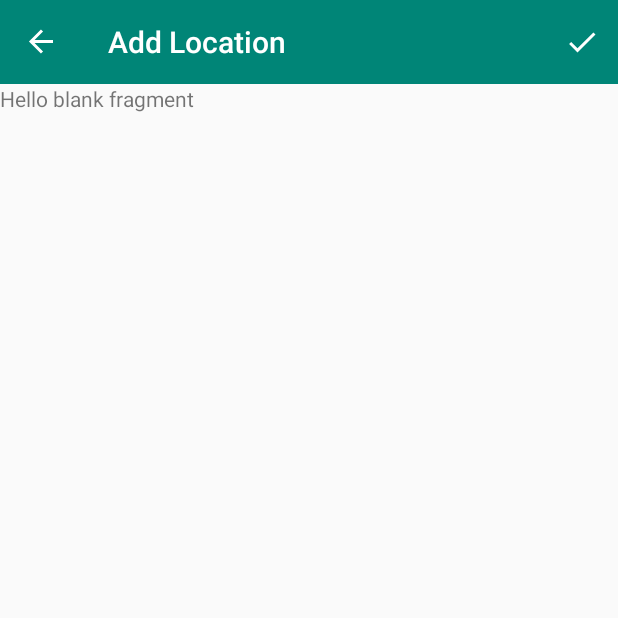
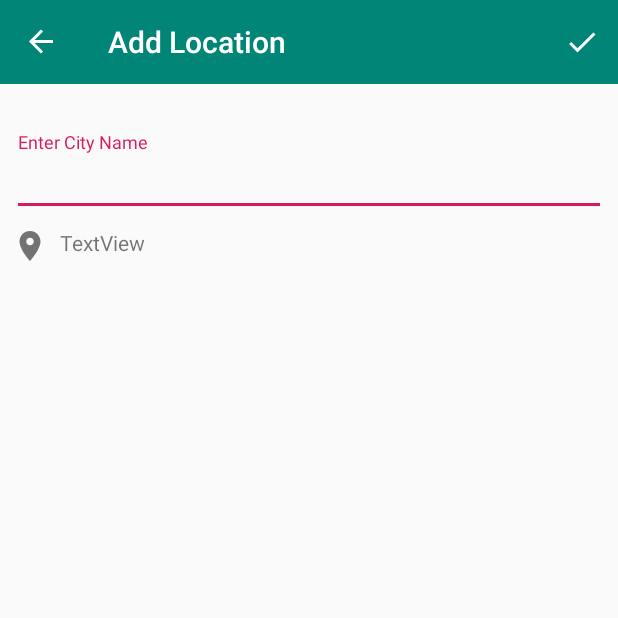
Before and after one commit to 1509489/GeocodingWeatherApp, an Android app: the screen it shows after launch (MainActivity), after a tap on an icon or button, on a phone screen of 412 x 824 dp, the top half of it. Run offline under Robolectric (Android 15) with nearby library versions, the phone set to English and light mode, and no system bars; our stand-ins replace Dagger/Hilt's generated code, Room's generated code, navigation-ui; 4 statements that could not run were skipped.

Commit message:
Added implementation for the add fragment to accept input and add data to the database

```diff
--- a/app/src/main/java/com/pixelart/geocodingweatherapp/di/fragment/FragmentComponent.kt
+++ b/app/src/main/java/com/pixelart/geocodingweatherapp/di/fragment/FragmentComponent.kt
@@ -1,6 +1,7 @@
 package com.pixelart.geocodingweatherapp.di.fragment
 
 import com.pixelart.geocodingweatherapp.factories.LocationViewModelFactory
+import com.pixelart.geocodingweatherapp.ui.addlocationscreen.AddLocationFragment
 import com.pixelart.geocodingweatherapp.ui.homescreen.HomeFragment
 import dagger.Subcomponent
 
@@ -10,4 +11,5 @@ interface FragmentComponent {
 
     fun getLocationViewModelFactory(): LocationViewModelFactory
     fun injectHomeScreen(homeFragment: HomeFragment)
+    fun injectAddLocationScreen(addLocationFragment: AddLocationFragment)
 }
--- a/app/src/main/java/com/pixelart/geocodingweatherapp/ui/addlocationscreen/AddLocationFragment.kt
+++ b/app/src/main/java/com/pixelart/geocodingweatherapp/ui/addlocationscreen/AddLocationFragment.kt
@@ -2,26 +2,39 @@ package com.pixelart.geocodingweatherapp.ui.addlocationscreen
 
 
 import android.os.Bundle
+import android.util.Log
 import android.view.*
 import androidx.fragment.app.Fragment
+import com.pixelart.geocodingweatherapp.AppController
 
 import com.pixelart.geocodingweatherapp.R
+import com.pixelart.geocodingweatherapp.data.entities.LocationEntity
+import com.pixelart.geocodingweatherapp.di.fragment.FragmentModule
+import com.pixelart.geocodingweatherapp.ui.homescreen.LocationViewModel
+import kotlinx.android.synthetic.main.fragment_add_location.view.*
+import javax.inject.Inject
 
 class AddLocationFragment : Fragment() {
+
+    @Inject lateinit var viewModel: LocationViewModel
+
+    private lateinit var rootView: View
 
     override fun onCreate(savedInstanceState: Bundle?) {
         super.onCreate(savedInstanceState)
         setHasOptionsMenu(true)
+
+        val fragmentComponent = (activity?.application as AppController)
+            .applicationComponent
+            .newFragmentComponent(FragmentModule(this))
+        fragmentComponent.injectAddLocationScreen(this)
     }
 
-    override fun onCreateView(
-        inflater: LayoutInflater, container: ViewGroup?,
-        savedInstanceState: Bundle?
-    ): View? {
+    override fun onCreateView(inflater: LayoutInflater, container: ViewGroup?, savedInstanceState: Bundle?): View? {
         // Inflate the layout for this fragment
-        return inflater.inflate(R.layout.fragment_add_location, container, false)
+        rootView = inflater.inflate(R.layout.fragment_add_location, container, false)
+        return rootView
     }
-
 
     override fun onCreateOptionsMenu(menu: Menu, inflater: MenuInflater) {
         super.onCreateOptionsMenu(menu, inflater)
@@ -29,6 +42,23 @@ class AddLocationFragment : Fragment() {
     }
 
     override fun onOptionsItemSelected(item: MenuItem): Boolean {
-        return super.onOptionsItemSelected(item)
+        return if (item.itemId == R.id.mItem_done){
+
+            val location = rootView.etLocation.text.toString()
+
+            viewModel.addLocation(LocationEntity(
+                locationName = location,
+                longitude = 25.88,
+                latitude = 24.66,
+                countryLongName = "United Kingdom",
+                countryShortName = "UK"
+            ))
+
+            Log.d("TEST", "City: $location")
+            activity?.supportFragmentManager?.popBackStack()
+            true
+        }else{
+            super.onOptionsItemSelected(item)
+        }
     }
 }
--- a/app/src/main/java/com/pixelart/geocodingweatherapp/ui/homescreen/HomeFragment.kt
+++ b/app/src/main/java/com/pixelart/geocodingweatherapp/ui/homescreen/HomeFragment.kt
@@ -2,7 +2,6 @@ package com.pixelart.geocodingweatherapp.ui.homescreen
 
 
 import android.os.Bundle
-import android.util.Log
 import android.view.*
 import android.widget.Toast
 import androidx.fragment.app.Fragment
@@ -14,11 +13,9 @@ import com.pixelart.geocodingweatherapp.AppController
 
 import com.pixelart.geocodingweatherapp.R
 import com.pixelart.geocodingweatherapp.adapter.LocationsAdapter
-import com.pixelart.geocodingweatherapp.data.entities.LocationEntity
 import com.pixelart.geocodingweatherapp.di.fragment.FragmentModule
 import kotlinx.android.synthetic.main.fragment_home.*
 import javax.inject.Inject
-import kotlin.math.log
 
 class HomeFragment : Fragment(), LocationsAdapter.OnItemClickedListener {
 
@@ -55,23 +52,9 @@ class HomeFragment : Fragment(), LocationsAdapter.OnItemClickedListener {
             adapter = this@HomeFragment.adapter
         }
 
-        val locations = ArrayList<LocationEntity>()
-        for (i in 0 until 10){
-            locations.add(LocationEntity(
-                locationName = "Test Location $i",
-                longitude = 25.88,
-                latitude = 24.66,
-                countryLongName = "United Kingdom",
-                countryShortName = "UK"
-            ))
-        }
-
         btnAdd.setOnClickListener {
             val action = HomeFragmentDirections.actionHomeToAddLocation()
             Navigation.findNavController(it).navigate(action)
-
-            for (i in 0 until locations.size)
-                viewModel.addLocation(locations[i])
         }
     }
 
--- /dev/null
+++ b/app/src/main/res/drawable/ic_location_small.xml
@@ -0,0 +1,5 @@
+<vector android:height="24dp" android:tint="#737373"
+    android:viewportHeight="24.0" android:viewportWidth="24.0"
+    android:width="24dp" xmlns:android="http://schemas.android.com/apk/res/android">
+    <path android:fillColor="#FF000000" android:pathData="M12,2C8.13,2 5,5.13 5,9c0,5.25 7,13 7,13s7,-7.75 7,-13c0,-3.87 -3.13,-7 -7,-7zM12,11.5c-1.38,0 -2.5,-1.12 -2.5,-2.5s1.12,-2.5 2.5,-2.5 2.5,1.12 2.5,2.5 -1.12,2.5 -2.5,2.5z"/>
+</vector>
--- a/app/src/main/res/layout/fragment_add_location.xml
+++ b/app/src/main/res/layout/fragment_add_location.xml
@@ -1,14 +1,39 @@
 <?xml version="1.0" encoding="utf-8"?>
-<FrameLayout xmlns:android="http://schemas.android.com/apk/res/android"
-             xmlns:tools="http://schemas.android.com/tools"
-             android:layout_width="match_parent"
-             android:layout_height="match_parent"
-             tools:context=".ui.addlocationscreen.AddLocationFragment">
+<androidx.constraintlayout.widget.ConstraintLayout xmlns:android="http://schemas.android.com/apk/res/android"
+                                                   xmlns:app="http://schemas.android.com/apk/res-auto"
+                                                   xmlns:tools="http://schemas.android.com/tools"
+                                                   android:layout_width="match_parent"
+                                                   android:layout_height="match_parent"
+                                                   tools:context=".ui.addlocationscreen.AddLocationFragment"
+>
+    <com.google.android.material.textfield.TextInputLayout
+            android:layout_width="0dp"
+            android:layout_height="wrap_content"
+            android:id="@+id/titleLocationInput" android:layout_marginTop="32dp"
+            app:layout_constraintEnd_toEndOf="parent" app:layout_constraintTop_toTopOf="parent"
+            app:layout_constraintStart_toStartOf="parent"
+            android:layout_marginStart="8dp" android:layout_marginEnd="8dp">
 
-    <!-- TODO: Update blank fragment layout -->
+        <com.google.android.material.textfield.TextInputEditText
+                android:layout_width="match_parent"
+                android:layout_height="wrap_content"
+                android:hint="@string/enter_city_name" android:id="@+id/etLocation"/>
+    </com.google.android.material.textfield.TextInputLayout>
     <TextView
-            android:layout_width="match_parent"
-            android:layout_height="match_parent"
-            android:text="@string/hello_blank_fragment"/>
-
-</FrameLayout>
+            android:text="TextView"
+            android:layout_width="0dp"
+            android:layout_height="wrap_content"
+            android:id="@+id/tvCountry"
+            app:layout_constraintEnd_toEndOf="parent" android:layout_marginEnd="8dp" android:layout_marginTop="8dp"
+            app:layout_constraintTop_toBottomOf="@+id/titleLocationInput"
+            app:layout_constraintStart_toEndOf="@+id/ivIcon" android:layout_marginStart="8dp"
+            app:layout_constraintHorizontal_bias="0.5" app:layout_constraintHorizontal_chainStyle="packed"/>
+    <ImageView
+            app:srcCompat="@drawable/ic_location_small"
+            android:layout_width="wrap_content"
+            android:layout_height="wrap_content"
+            android:id="@+id/ivIcon" app:layout_constraintStart_toStartOf="parent" android:layout_marginStart="8dp"
+            android:layout_marginTop="8dp" app:layout_constraintTop_toBottomOf="@+id/titleLocationInput"
+            app:layout_constraintHorizontal_bias="0.5" app:layout_constraintEnd_toStartOf="@+id/tvCountry"
+            app:layout_constraintHorizontal_chainStyle="packed" android:contentDescription="@string/location_icon"/>
+</androidx.constraintlayout.widget.ConstraintLayout>
--- a/app/src/main/res/layout/location_adapter_layout.xml
+++ b/app/src/main/res/layout/location_adapter_layout.xml
@@ -24,7 +24,7 @@
                 app:layout_constraintHorizontal_chainStyle="packed"
                 app:layout_constraintStart_toStartOf="parent"
                 app:layout_constraintTop_toTopOf="parent"
-            app:srcCompat="@drawable/ic_location" />
+                app:srcCompat="@drawable/ic_location" android:contentDescription="@string/location_icon"/>
 
         <TextView
             android:id="@+id/tvLocationName"
--- a/app/src/main/res/values/strings.xml
+++ b/app/src/main/res/values/strings.xml
@@ -5,4 +5,6 @@
 
     <!-- TODO: Remove or change this placeholder text -->
     <string name="hello_blank_fragment">Hello blank fragment</string>
+    <string name="enter_city_name">Enter City Name</string>
+    <string name="location_icon">Location Icon</string>
 </resources>
```
Lines whose indentation alone changed are shown as unchanged.
